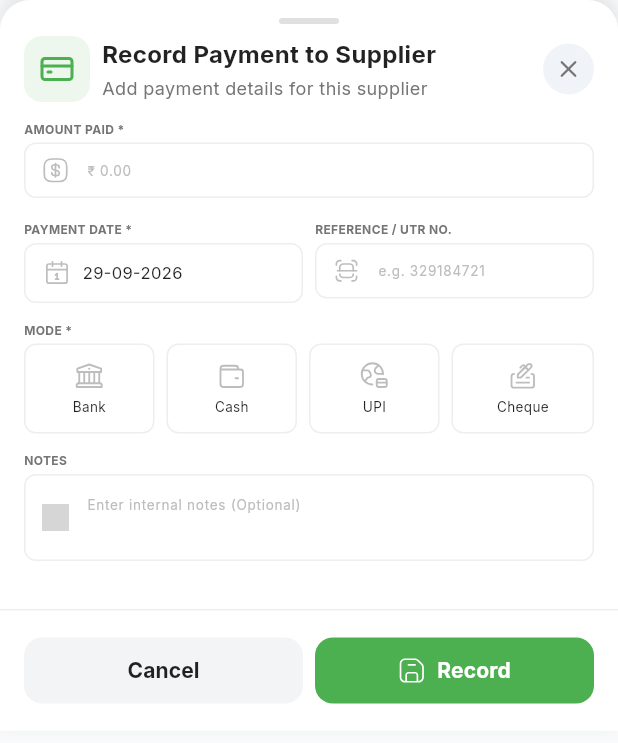
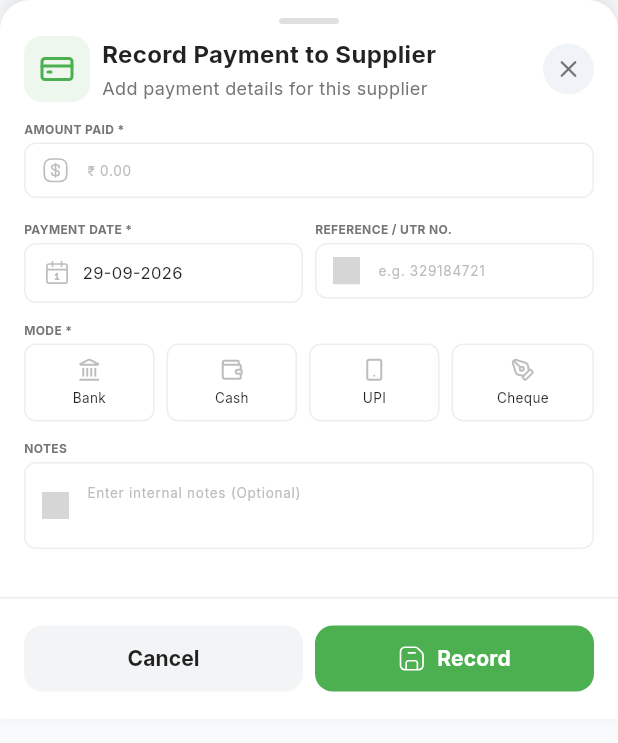
Before and after one commit to bhilchandresh/aurivabmsapp, a Flutter app: the RecordPaymentBottomSheet widget shown alone on an empty page, opened directly with empty values, on a phone screen of 412 x 824 dp. Shown: the top 743 px of the screen. Run offline on Flutter 3.47's test engine with Material 3 defaults, Android fonts, the phone set to English and light mode, and no system bars; our stand-ins replace connectivity_plus, csv, file_picker, firebase_analytics, firebase_core, firebase_crashlytics and 21 more; missing offline and left inert: dart:html, excel, firebase_performance, onesignal_flutter; accounts and stored records are empty; network calls fail; grey boxes are pictures that could not be loaded.

Commit message:
Update record_payment_bottom_sheet

```diff
--- a/flutter_app/lib/features/suppliers/widgets/record_payment_bottom_sheet.dart
+++ b/flutter_app/lib/features/suppliers/widgets/record_payment_bottom_sheet.dart
@@ -172,7 +172,7 @@ class _RecordPaymentBottomSheetState extends State<RecordPaymentBottomSheet> {
                             label: 'REFERENCE / UTR NO.',
                             hint: 'e.g. 329184721',
                             controller: referenceController,
-                            svgIcon: 'assets/SVG/code.svg',
+                            svgIcon: 'assets/SVG/invoice.svg',
                             borderColor: borderColor,
                           ),
                         ),
@@ -387,18 +387,16 @@ class _RecordPaymentBottomSheetState extends State<RecordPaymentBottomSheet> {
 
   Widget _buildModeChips(Color borderColor, Color primaryColor) {
     final modes = [
-      {'name': 'Bank', 'svg': 'assets/SVG/bank.svg'},
-      {'name': 'Cash', 'svg': 'assets/SVG/cash.svg'},
-      {'name': 'UPI', 'svg': 'assets/SVG/upi.svg'},
-      {'name': 'Cheque', 'svg': 'assets/SVG/cheque.svg'},
+      {'name': 'Bank', 'icon': LucideIcons.landmark},
+      {'name': 'Cash', 'icon': LucideIcons.wallet},
+      {'name': 'UPI', 'icon': LucideIcons.smartphone},
+      {'name': 'Cheque', 'icon': LucideIcons.penTool},
     ];
 
     final isDark = Theme.of(context).brightness == Brightness.dark;
 
     return Row(
-      children: modes.asMap().entries.map((entry) {
-        final i = entry.key;
-        final mode = entry.value;
+      children: modes.map((mode) {
         final isSelected = paymentMode == mode['name'];
         final color = isSelected ? primaryColor : Colors.grey.shade400;
         final bgColor = isSelected
@@ -408,12 +406,12 @@ class _RecordPaymentBottomSheetState extends State<RecordPaymentBottomSheet> {
 
         return Expanded(
           child: Padding(
-            padding: EdgeInsets.only(right: i < modes.length - 1 ? 8 : 0),
+            padding: EdgeInsets.only(right: mode == modes.last ? 0 : 8),
             child: InkWell(
               onTap: () => setState(() => paymentMode = mode['name'] as String),
               borderRadius: BorderRadius.circular(8),
               child: Container(
-                height: 60,
+                height: 52,
                 decoration: BoxDecoration(
                   color: bgColor,
                   borderRadius: BorderRadius.circular(8),
@@ -425,12 +423,7 @@ class _RecordPaymentBottomSheetState extends State<RecordPaymentBottomSheet> {
                       child: Column(
                         mainAxisAlignment: MainAxisAlignment.center,
                         children: [
-                          SvgPicture.asset(
-                            mode['svg'] as String,
-                            width: 20,
-                            height: 20,
-                            colorFilter: ColorFilter.mode(color, BlendMode.srcIn),
-                          ),
+                          Icon(mode['icon'] as IconData, size: 16, color: color),
                           const SizedBox(height: 4),
                           Text(
                             mode['name'] as String,
@@ -447,7 +440,7 @@ class _RecordPaymentBottomSheetState extends State<RecordPaymentBottomSheet> {
                       Positioned(
                         top: 4,
                         right: 4,
-                        child: Icon(Icons.check_circle, size: 12, color: primaryColor),
+                        child: Icon(Icons.check_circle, size: 10, color: primaryColor),
                       ),
                   ],
                 ),
```
